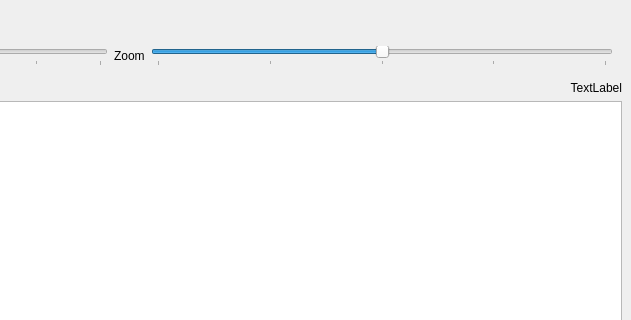
The window that src/dirage.ui (stoneage7/dirage-qt) describes before a commit, drawn with Qt 5; both pictures show x 403 to 1034 and y 0 to 320 of the 1034 by 675 pixel window.
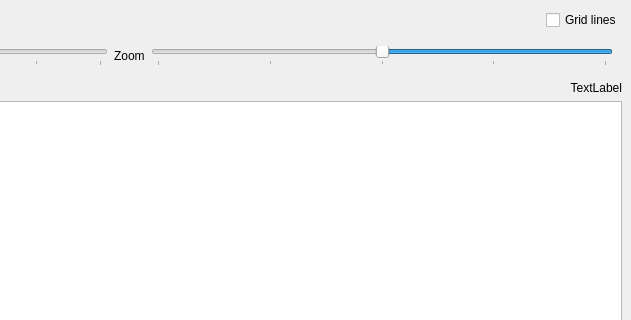
The same window after the commit. Custom widgets are drawn as their Qt base class.

Commit message: gridlines toggle & sort by size

```diff
--- a/src/dirage.ui
+++ b/src/dirage.ui
@@ -44,6 +44,13 @@
         </property>
        </widget>
       </item>
+      <item>
+       <widget class="QCheckBox" name="gridLinesToggle">
+        <property name="text">
+         <string>Grid lines</string>
+        </property>
+       </widget>
+      </item>
      </layout>
     </item>
     <item>
@@ -118,7 +125,7 @@
           <enum>Qt::Horizontal</enum>
          </property>
          <property name="invertedAppearance">
-          <bool>false</bool>
+          <bool>true</bool>
          </property>
          <property name="invertedControls">
           <bool>false</bool>
```
Left out of the diff: 2 changed lines with no effect on the pictures. The commit also changes 8 other files.
